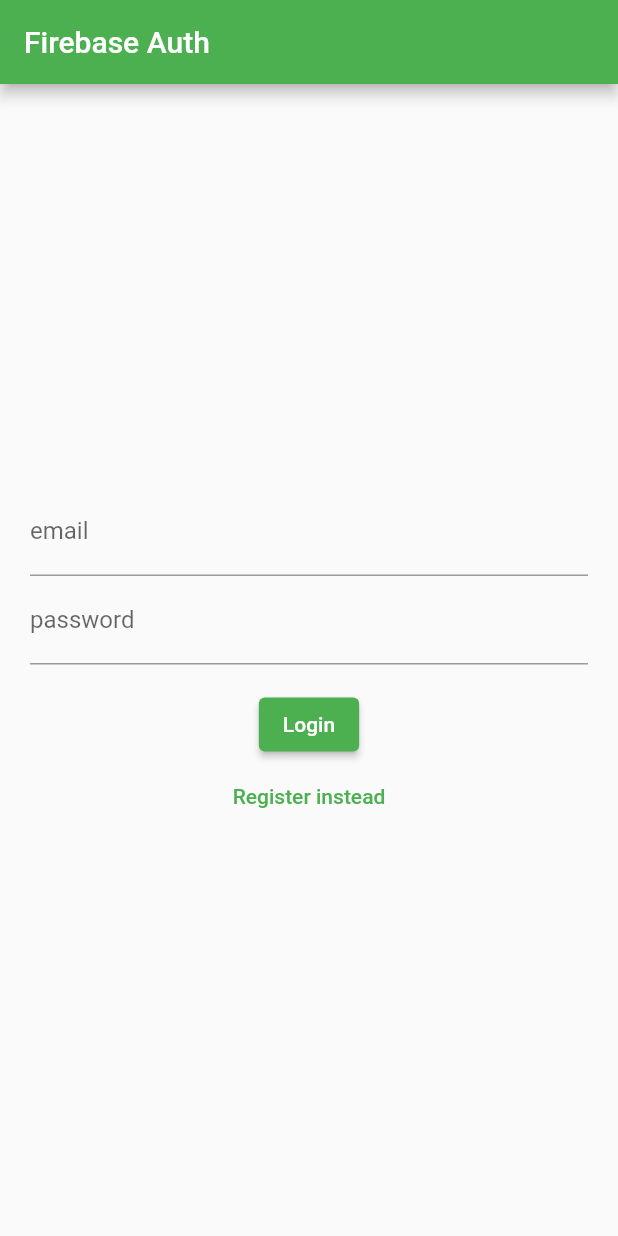
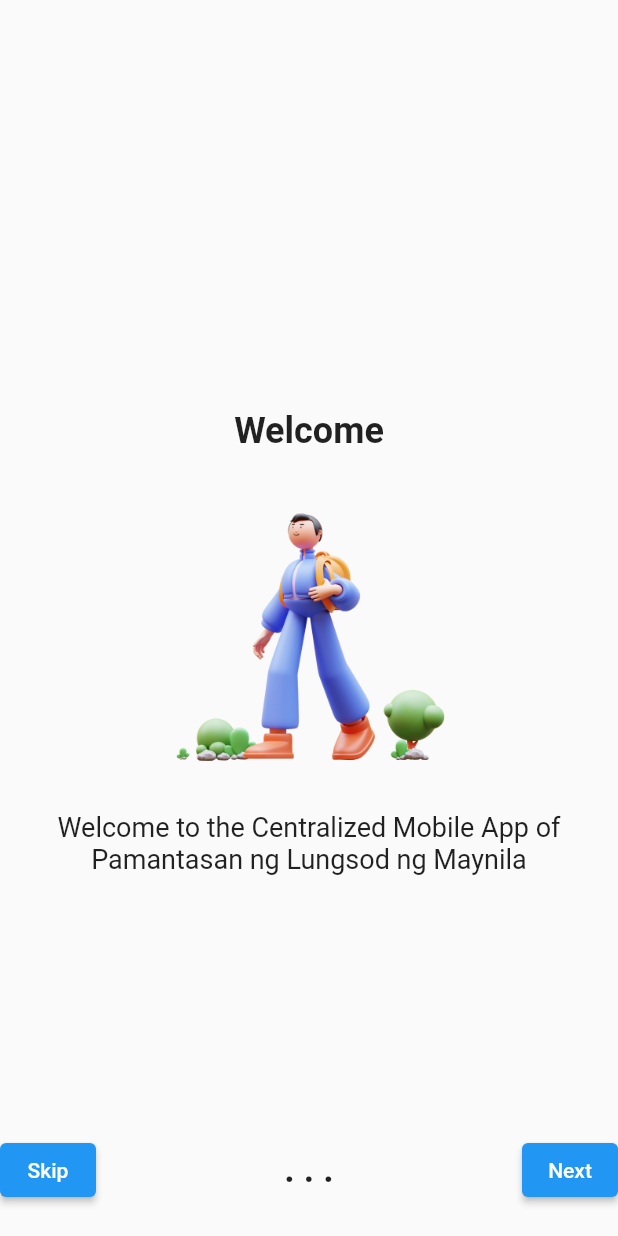
Before and after one commit to kya-nicoh/PLMAPP-authlogin, a Flutter app: the screen it shows after launch, on a phone screen of 412 x 824 dp. Run offline on Flutter 3.47's test engine with Material 2 defaults, Android fonts, the phone set to English and light mode, and no system bars; our stand-ins replace firebase_auth, firebase_core; accounts and stored records are empty.

Commit message:
merged page1-3 from mike

```diff
--- a/lib/main.dart
+++ b/lib/main.dart
@@ -9,14 +9,14 @@ Future<void> main() async {
 }
 
 class MainApp extends StatelessWidget {
-  const MainApp({super.key});
+  const MainApp({Key? key}) : super(key: key);
 
   @override
   Widget build(BuildContext context) {
     return MaterialApp(
       debugShowCheckedModeBanner: false,
       theme: ThemeData(
-        primarySwatch: Colors.green,
+        primarySwatch: Colors.blue,
       ),
       home: const WidgetTree(),
     );
--- a/lib/pages/login_register_page.dart
+++ b/lib/pages/login_register_page.dart
@@ -1,9 +1,12 @@
 import 'package:flutter/material.dart';
 import 'package:firebase_auth/firebase_auth.dart';
 import '../auth.dart';
+import 'home_page.dart';
+
 
 class LoginPage extends StatefulWidget {
-  const LoginPage({super.key});
+  const LoginPage({Key? key}) : super(key: key);
+
 
   @override
   State<LoginPage> createState() => _LoginPageState();
@@ -22,12 +25,18 @@ class _LoginPageState extends State<LoginPage> {
         email: _controllerEmail.text,
         password: _controllerPassword.text,
       );
+      // Navigate to the homepage after successful login
+      Navigator.pushReplacement(
+        context,
+        MaterialPageRoute(builder: (context) => HomePage()),
+      );
     } on FirebaseAuthException catch (e) {
       setState(() {
         errorMessage = e.message;
       });
     }
   }
+
 
   Future<void> createUserWithEmailAndPassword() async {
     try {
@@ -59,7 +68,7 @@ class _LoginPageState extends State<LoginPage> {
   }
 
   Widget _errorMessage() {
-    return Text(errorMessage == '' ? '' : 'Humm ? $errorMessage');
+    return Text(errorMessage ?? '');
   }
 
   Widget _submitButton() {
--- /dev/null
+++ b/lib/pages/page1.dart
@@ -0,0 +1,84 @@
+import 'package:flutter/material.dart';
+import 'page2.dart';
+import '../pages/login_register_page.dart';
+
+class Page1 extends StatelessWidget {
+  const Page1({Key? key}) : super(key: key);
+
+  void nextPage(BuildContext context) {
+    Navigator.push(
+      context,
+      MaterialPageRoute(builder: (context) => Page2()),
+    );
+  }
+
+  void skipPage(BuildContext context) {
+    Navigator.pushReplacement(
+      context,
+      MaterialPageRoute(builder: (context) => LoginPage()),
+    );
+  }
+
+  @override
+  Widget build(BuildContext context) {
+    return Scaffold(
+      body: Container(
+        height: MediaQuery.of(context).size.height,
+        child: Column(
+          mainAxisAlignment: MainAxisAlignment.spaceBetween,
+          children: [
+            Expanded(
+              child: Column(
+                mainAxisAlignment: MainAxisAlignment.center,
+                children: [
+                  const Padding(
+                    padding: EdgeInsets.only(top: 100),
+                    child: Text(
+                      'Welcome',
+                      style:
+                          TextStyle(fontSize: 24, fontWeight: FontWeight.bold),
+                    ),
+                  ),
+                  SizedBox(height: 20),
+                  Image.asset(
+                    'lib/images/welcome_image.png', // Replace with your actual image asset path
+                    width: 200,
+                    height: 200,
+                  ),
+                  SizedBox(height: 20),
+                  const Center(
+                    child: Text(
+                      'Welcome to the Centralized Mobile App of Pamantasan ng Lungsod ng Maynila',
+                      style: TextStyle(fontSize: 18),
+                      textAlign: TextAlign.center,
+                    ),
+                  ),
+                ],
+              ),
+            ),
+            Padding(
+              padding: const EdgeInsets.only(bottom: 20),
+              child: Row(
+                mainAxisAlignment: MainAxisAlignment.spaceBetween,
+                children: [
+                  ElevatedButton(
+                    onPressed: () => skipPage(context),
+                    child: Text('Skip'),
+                  ),
+                  const Text(
+                    ' . . . ',
+                    style: TextStyle(fontSize: 24, fontWeight: FontWeight.bold),
+                  ),
+                  ElevatedButton(
+                    onPressed: () => nextPage(context),
+                    child: Text('Next'),
+                  ),
+                ],
+              ),
+            ),
+          ],
+        ),
+      ),
+    );
+  }
+}
--- a/lib/widget_tree.dart
+++ b/lib/widget_tree.dart
@@ -1,27 +1,70 @@
+import 'package:flutter/material.dart';
 import '../pages/home_page.dart';
 import '../pages/login_register_page.dart';
 import '../auth.dart';
-import 'package:flutter/material.dart';
+import '../pages/page1.dart';
+import '../pages/page2.dart';
+import '../pages/page3.dart';
 
 class WidgetTree extends StatefulWidget {
-  const WidgetTree({super.key});
+  const WidgetTree({Key? key}) : super(key: key);
 
   @override
   State<WidgetTree> createState() => _WidgetTreeState();
 }
 
 class _WidgetTreeState extends State<WidgetTree> {
+  int currentPageIndex = 0;
+
+  void nextPage() {
+    setState(() {
+      currentPageIndex++;
+    });
+  }
+
+  void skipPage() {
+    Navigator.pushReplacement(
+      context,
+      MaterialPageRoute(builder: (context) => LoginPage()),
+    );
+  }
+
+
   @override
   Widget build(BuildContext context) {
+    Widget currentPage;
+    if (currentPageIndex == 0) {
+      currentPage = Page1();
+    } else if (currentPageIndex == 1) {
+      currentPage = Page2();
+    } else if (currentPageIndex == 2) {
+      currentPage = Page3();
+    } else {
       return StreamBuilder(
         stream: Auth().authStateChanges,
         builder: (context, snapshot) {
           if (snapshot.hasData) {
             return HomePage();
           } else {
-          return const LoginPage();
+            return LoginPage();
           }
         },
       );
     }
+
+    return Scaffold(
+      body: currentPage,
+      bottomNavigationBar: currentPageIndex == 0
+          ? null
+          : BottomAppBar(
+        child: Padding(
+          padding: const EdgeInsets.symmetric(horizontal: 16.0),
+          child: ElevatedButton(
+            onPressed: nextPage,
+            child: const Text('Next'),
+          ),
+        ),
+      ),
+    );
   }
+}
--- a/pubspec.yaml
+++ b/pubspec.yaml
@@ -20,3 +20,6 @@ dev_dependencies:
 
 flutter:
   uses-material-design: true
+
+  assets:
+    - lib/images/
```
Also changed, not shown: lib/pages/page2.dart (added, +107 -0 lines), lib/pages/page3.dart (added, +106 -0 lines), lib/images/welcome_image.png (added). Lines whose indentation alone changed are shown as unchanged.
